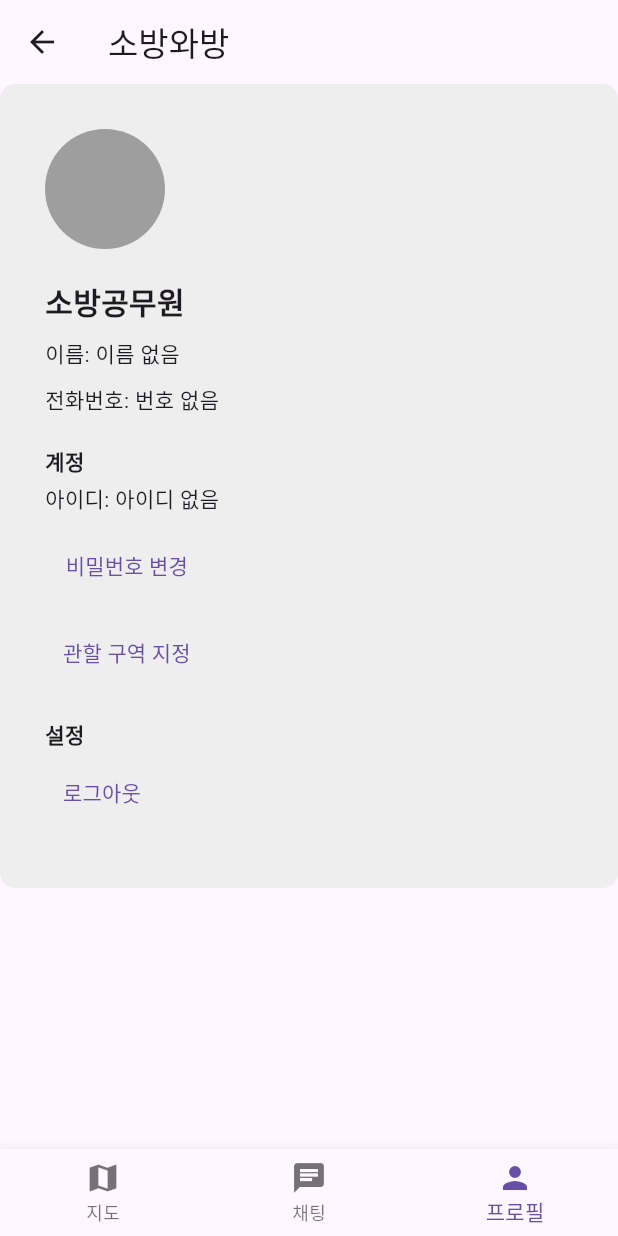
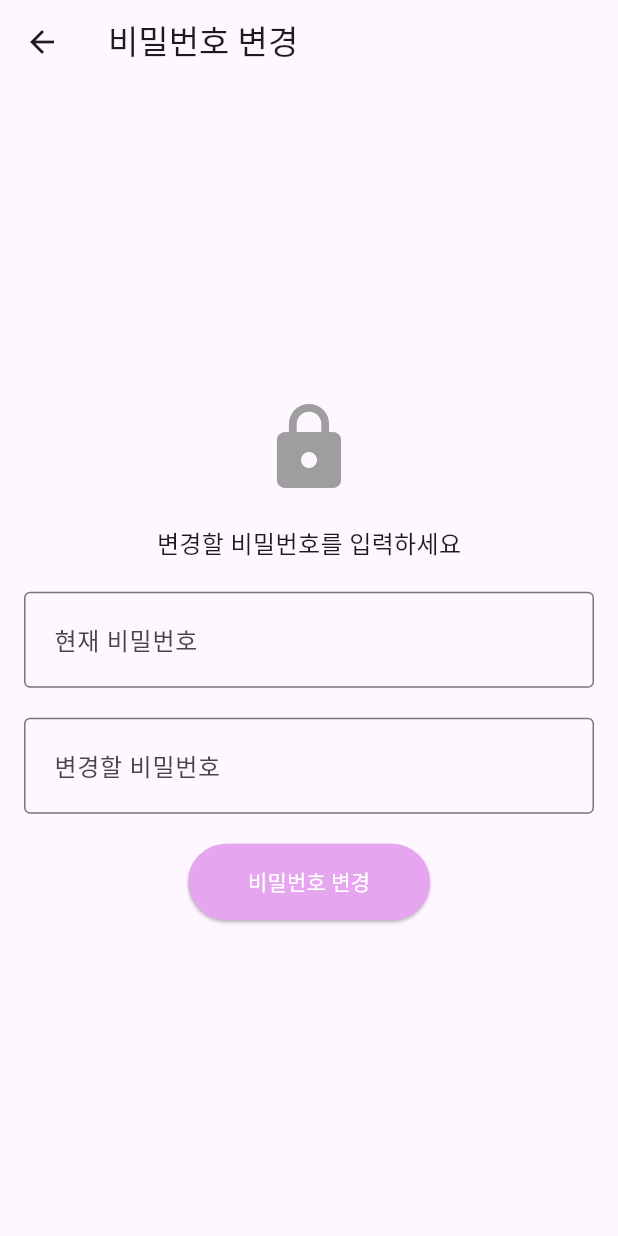
Before and after one commit to Hakhun-Do/Graduation_android_flutter, a Flutter app: the MainPage screen opened by its route, item 3 of the bottom bar chosen, after a tap on "비밀번호 변경", on a phone screen of 412 x 824 dp. Run offline on Flutter 3.47's test engine with Material 3 defaults, Android fonts, the light colour scheme and no system bars; our stand-ins replace flutter_secure_storage, webview_flutter; missing offline and left inert: flutter_inappwebview; accounts and stored records are empty; network calls fail.

```diff
--- a/lib/main.dart
+++ b/lib/main.dart
@@ -2,6 +2,8 @@ import 'package:flutter/material.dart';
 import 'package:graduation_project/login_page.dart';
 import 'package:graduation_project/mainpage.dart';
 import 'package:graduation_project/register_page.dart';
+import 'package:graduation_project/profile_change_password.dart';
+import 'package:graduation_project/profile_input_area.dart';
 import 'package:flutter_inappwebview/flutter_inappwebview.dart';
 import 'package:graduation_project/src/home.dart';
 
@@ -29,7 +31,8 @@ class MyApp extends StatelessWidget {
           '/': (context) => LoginPage(),
           '/r': (context) => RegisterPage(),
           '/m': (context) => MainPage(),
-          '/h': (context) => Home()
+          '/c': (context) => ChangePassword(),
+          '/i': (context) => InputArea(),
         }
     );
   }
--- a/lib/mainpage_map_group.dart
+++ b/lib/mainpage_map_group.dart
@@ -66,7 +66,7 @@ class _MapGroupState extends State<MapGroup> {
 
   Widget _buildSearchBar() {
     return Padding(
-      padding: const EdgeInsets.all(16.0),
+      padding: const EdgeInsets.all(15.0),
       child: TextField(
         decoration: InputDecoration(
           border: OutlineInputBorder(),
--- /dev/null
+++ b/lib/profile_change_password.dart
@@ -0,0 +1,71 @@
+import 'package:flutter/material.dart';
+
+class ChangePassword extends StatelessWidget {
+  final TextEditingController _currentPasswordController = TextEditingController();
+  final TextEditingController _newPasswordController = TextEditingController();
+
+  ChangePassword({super.key});
+
+  @override
+  Widget build(BuildContext context) {
+    return Scaffold(
+      appBar: AppBar(title: Text('비밀번호 변경')),
+      body: Padding(
+        padding: const EdgeInsets.all(16.0),
+        child: Column(
+          mainAxisAlignment: MainAxisAlignment.center,
+          children: [
+            Icon(Icons.lock, size: 64, color: Colors.grey),
+            SizedBox(height: 20),
+            Text('변경할 비밀번호를 입력하세요', style: TextStyle(fontSize: 16)),
+            SizedBox(height: 20),
+
+            // 현재 비밀번호 입력
+            SizedBox(
+              width: double.infinity,
+              child: TextField(
+                controller: _currentPasswordController,
+                decoration: InputDecoration(
+                  border: OutlineInputBorder(),
+                  labelText: '현재 비밀번호',
+                  contentPadding: EdgeInsets.symmetric(horizontal: 16.0, vertical: 20.0),
+                ),
+                obscureText: true, // 비밀번호 입력값 숨기는 기능
+              ),
+            ),
+            SizedBox(height: 20),
+
+            // 변경할 비밀번호 입력
+            SizedBox(
+              width: double.infinity,
+              child: TextField(
+                controller: _newPasswordController,
+                decoration: InputDecoration(
+                  border: OutlineInputBorder(),
+                  labelText: '변경할 비밀번호',
+                  contentPadding: EdgeInsets.symmetric(horizontal: 16.0, vertical: 20.0),
+                ),
+                obscureText: true,
+              ),
+            ),
+            SizedBox(height: 20),
+
+            ElevatedButton(
+              onPressed: () {
+                print('현재 비밀번호: ${_currentPasswordController.text}');
+                print('변경할 비밀번호: ${_newPasswordController.text}');
+                // 여기에 비밀번호 검증 및 변경 로직 추가
+              },
+              child: Text('비밀번호 변경'),
+              style: ElevatedButton.styleFrom(
+                backgroundColor: Color(0xFFE5A5EF),
+                foregroundColor: Colors.white,
+                padding: EdgeInsets.symmetric(horizontal: 40, vertical: 15),
+              ),
+            ),
+          ],
+        ),
+      ),
+    );
+  }
+}
```
Also changed, not shown: lib/mainpage_profile_group.dart (+6 -2 lines), lib/profile_input_area.dart (added, +57 -0 lines), 2 other files.
